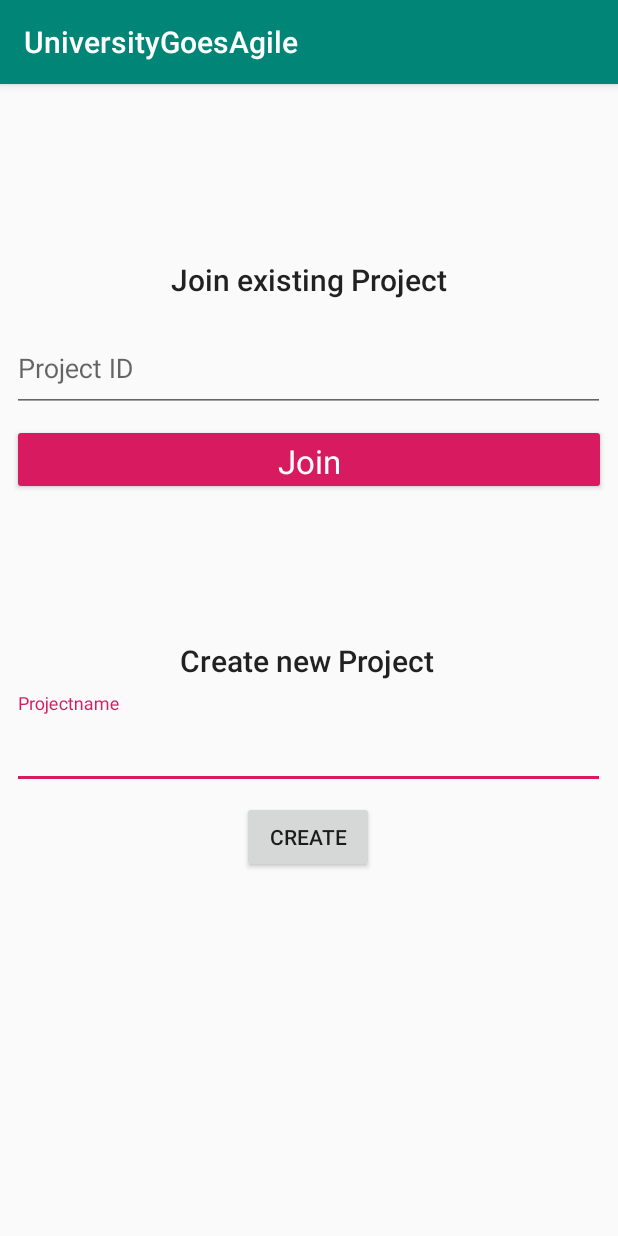
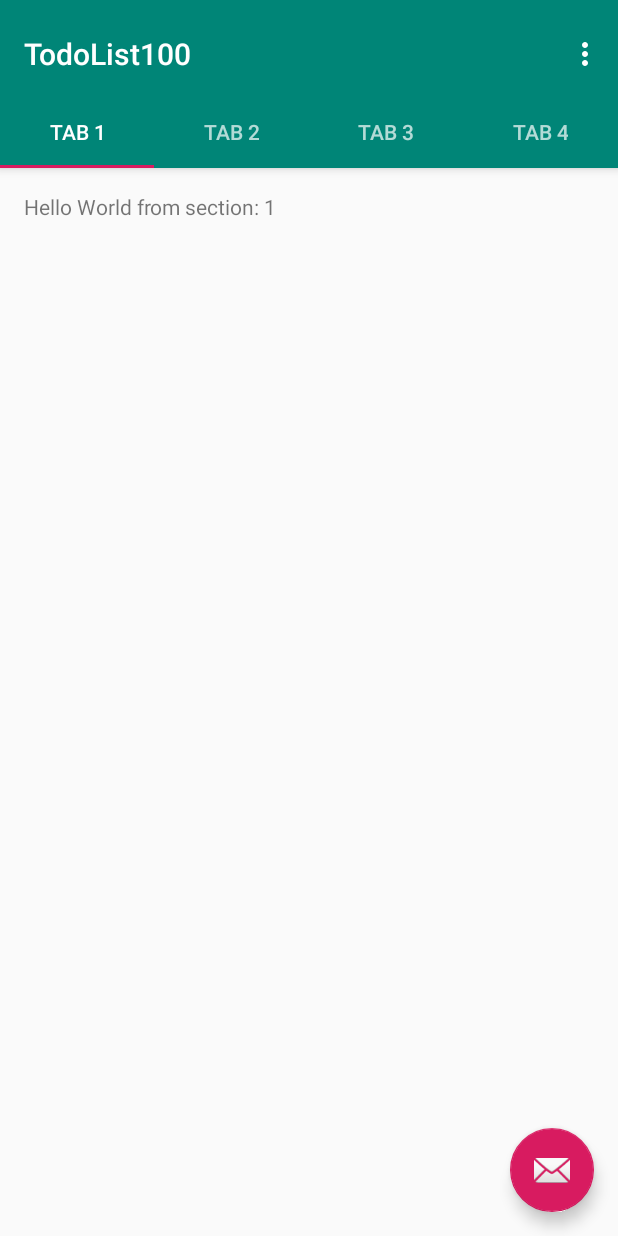
Before and after one commit to rchristoph/UniGoesAgile, an Android app: the screen it shows after launch once a user with an empty profile is signed in (ChooseProject before the commit, MainActivity after it), on a phone screen of 412 x 824 dp. Run offline under Robolectric (Android 15) with nearby library versions, the phone set to English and light mode, and no system bars; our stand-ins replace Firebase (no records; nobody signed in at launch, a user with empty details on screens opened directly).

Commit message:
Tabs angefangen

```diff
--- a/app/build.gradle
+++ b/app/build.gradle
@@ -29,6 +29,7 @@ dependencies {
     implementation 'com.android.support:appcompat-v7:26.1.0'
     implementation 'com.android.support.constraint:constraint-layout:1.1.3'
     implementation 'com.android.support:design:26.1.0'
+    implementation 'com.android.support:support-v4:26.1.0'
     testImplementation 'junit:junit:4.12'
     androidTestImplementation 'com.android.support.test:runner:1.0.2'
     androidTestImplementation 'com.android.support.test.espresso:espresso-core:3.0.2'
--- a/app/src/main/AndroidManifest.xml
+++ b/app/src/main/AndroidManifest.xml
@@ -13,6 +13,11 @@
             android:roundIcon="@mipmap/ic_launcher_round"
             android:supportsRtl="true"
             android:theme="@style/AppTheme">
+        <activity
+                android:name=".MainActivity"
+                android:label="@string/title_activity_main"
+                android:theme="@style/AppTheme.NoActionBar">
+        </activity>
         <activity android:name=".EditTask">
         </activity>
         <activity android:name=".ChooseProject">
--- /dev/null
+++ b/app/src/main/java/com/Info_DH/sgru_rchr/UniversityGoesAgile/BlankFragment.kt
@@ -0,0 +1,31 @@
+package com.Info_DH.sgru_rchr.UniversityGoesAgile
+
+
+import android.os.Bundle
+import android.support.v4.app.Fragment
+import android.view.LayoutInflater
+import android.view.View
+import android.view.ViewGroup
+
+
+// TODO: Rename parameter arguments, choose names that match
+// the fragment initialization parameters, e.g. ARG_ITEM_NUMBER
+private const val ARG_PARAM1 = "param1"
+private const val ARG_PARAM2 = "param2"
+
+/**
+ * A simple [Fragment] subclass.
+ *
+ */
+class BlankFragment : Fragment() {
+
+    override fun onCreateView(
+        inflater: LayoutInflater, container: ViewGroup?,
+        savedInstanceState: Bundle?
+    ): View? {
+        // Inflate the layout for this fragment
+        return inflater.inflate(R.layout.fragment_blank, container, false)
+    }
+
+
+}
--- a/app/src/main/java/com/Info_DH/sgru_rchr/UniversityGoesAgile/LoginActivity.kt
+++ b/app/src/main/java/com/Info_DH/sgru_rchr/UniversityGoesAgile/LoginActivity.kt
@@ -26,7 +26,7 @@ class LoginActivity : AppCompatActivity() {
 
 
         if (user != null) {
-            startActivity(Intent(this, ToDoActivity::class.java))
+            startActivity(Intent(this, MainActivity::class.java))
         } else {
             val loginBtn = findViewById<View>(R.id.loginBtn) as Button
             val registerTxt = findViewById<View>(R.id.regTxt) as TextView
@@ -53,7 +53,7 @@ class LoginActivity : AppCompatActivity() {
             this.mAuth.signInWithEmailAndPassword(email, password).addOnCompleteListener ( this, OnCompleteListener<AuthResult> { task ->
                 if (task.isSuccessful) {
 
-                    startActivity(Intent(this, ToDoActivity::class.java))
+                    startActivity(Intent(this, MainActivity::class.java))
                     Toast.makeText(this, "Successfully Logged in :)", Toast.LENGTH_LONG).show()
                 } else {
                     Toast.makeText(this, "Error Logging in :(", Toast.LENGTH_SHORT).show()
--- /dev/null
+++ b/app/src/main/java/com/Info_DH/sgru_rchr/UniversityGoesAgile/MainActivity.kt
@@ -0,0 +1,129 @@
+package com.Info_DH.sgru_rchr.UniversityGoesAgile
+
+import android.support.design.widget.TabLayout
+import android.support.design.widget.Snackbar
+import android.support.v7.app.AppCompatActivity
+
+import android.support.v4.app.Fragment
+import android.support.v4.app.FragmentManager
+import android.support.v4.app.FragmentPagerAdapter
+import android.support.v4.view.ViewPager
+import android.os.Bundle
+import android.view.LayoutInflater
+import android.view.Menu
+import android.view.MenuItem
+import android.view.View
+import android.view.ViewGroup
+
+import kotlinx.android.synthetic.main.activity_main.*
+import kotlinx.android.synthetic.main.fragment_main.view.*
+
+class MainActivity : AppCompatActivity() {
+
+    /**
+     * The [android.support.v4.view.PagerAdapter] that will provide
+     * fragments for each of the sections. We use a
+     * {@link FragmentPagerAdapter} derivative, which will keep every
+     * loaded fragment in memory. If this becomes too memory intensive, it
+     * may be best to switch to a
+     * [android.support.v4.app.FragmentStatePagerAdapter].
+     */
+    private var mSectionsPagerAdapter: SectionsPagerAdapter? = null
+
+    override fun onCreate(savedInstanceState: Bundle?) {
+        super.onCreate(savedInstanceState)
+        setContentView(R.layout.activity_main)
+
+        setSupportActionBar(toolbar)
+        // Create the adapter that will return a fragment for each of the three
+        // primary sections of the activity.
+        mSectionsPagerAdapter = SectionsPagerAdapter(supportFragmentManager)
+
+        // Set up the ViewPager with the sections adapter.
+        container.adapter = mSectionsPagerAdapter
+
+        container.addOnPageChangeListener(TabLayout.TabLayoutOnPageChangeListener(tabs))
+        tabs.addOnTabSelectedListener(TabLayout.ViewPagerOnTabSelectedListener(container))
+
+        fab.setOnClickListener { view ->
+            Snackbar.make(view, "Replace with your own action", Snackbar.LENGTH_LONG)
+                .setAction("Action", null).show()
+        }
+
+    }
+
+
+    override fun onCreateOptionsMenu(menu: Menu): Boolean {
+        // Inflate the menu; this adds items to the action bar if it is present.
+        menuInflater.inflate(R.menu.menu_swipe, menu)
+        return true
+    }
+
+    override fun onOptionsItemSelected(item: MenuItem): Boolean {
+        // Handle action bar item clicks here. The action bar will
+        // automatically handle clicks on the Home/Up button, so long
+        // as you specify a parent activity in AndroidManifest.xml.
+        val id = item.itemId
+
+        if (id == R.id.action_settings) {
+            return true
+        }
+
+        return super.onOptionsItemSelected(item)
+    }
+
+
+    /**
+     * A [FragmentPagerAdapter] that returns a fragment corresponding to
+     * one of the sections/tabs/pages.
+     */
+    inner class SectionsPagerAdapter(fm: FragmentManager) : FragmentPagerAdapter(fm) {
+
+        override fun getItem(position: Int): Fragment {
+            // getItem is called to instantiate the fragment for the given page.
+            // Return a PlaceholderFragment (defined as a static inner class below).
+            return PlaceholderFragment.newInstance(position + 1)
+
+        }
+
+        override fun getCount(): Int {
+            // Show 3 total pages.
+            return 4
+        }
+    }
+
+    /**
+     * A placeholder fragment containing a simple view.
+     */
+    class PlaceholderFragment : Fragment() {
+
+        override fun onCreateView(
+            inflater: LayoutInflater, container: ViewGroup?,
+            savedInstanceState: Bundle?
+        ): View? {
+            val rootView = inflater.inflate(R.layout.fragment_main, container, false)
+            rootView.section_label.text = getString(R.string.section_format, arguments?.getInt(ARG_SECTION_NUMBER))
+            return rootView
+        }
+
+        companion object {
+            /**
+             * The fragment argument representing the section number for this
+             * fragment.
+             */
+            private val ARG_SECTION_NUMBER = "section_number"
+
+            /**
+             * Returns a new instance of this fragment for the given section
+             * number.
+             */
+            fun newInstance(sectionNumber: Int): PlaceholderFragment {
+                val fragment = PlaceholderFragment()
+                val args = Bundle()
+                args.putInt(ARG_SECTION_NUMBER, sectionNumber)
+                fragment.arguments = args
+                return fragment
+            }
+        }
+    }
+}
--- a/app/src/main/java/com/Info_DH/sgru_rchr/UniversityGoesAgile/ToDoActivity.kt
+++ b/app/src/main/java/com/Info_DH/sgru_rchr/UniversityGoesAgile/ToDoActivity.kt
@@ -2,6 +2,7 @@ package com.Info_DH.sgru_rchr.UniversityGoesAgile
 
 import android.content.Intent
 import android.os.Bundle
+import android.support.v4.app.Fragment
 import android.support.v4.view.MenuItemCompat
 import android.support.v7.app.AppCompatActivity
 import android.support.v7.widget.Toolbar
@@ -18,7 +19,7 @@ import android.support.v7.widget.ShareActionProvider
 
 
 
-class ToDoActivity : AppCompatActivity(), TaskRowListener {
+class ToDoActivity  : AppCompatActivity(), TaskRowListener {
 
     lateinit var _db: DatabaseReference
     lateinit var _dbuser: DatabaseReference
--- /dev/null
+++ b/app/src/main/res/layout/activity_main.xml
@@ -0,0 +1,75 @@
+<?xml version="1.0" encoding="utf-8"?>
+<android.support.design.widget.CoordinatorLayout xmlns:android="http://schemas.android.com/apk/res/android"
+                                                 xmlns:tools="http://schemas.android.com/tools"
+                                                 xmlns:app="http://schemas.android.com/apk/res-auto"
+                                                 android:id="@+id/main_content"
+                                                 android:layout_width="match_parent"
+                                                 android:layout_height="match_parent"
+                                                 android:fitsSystemWindows="true"
+                                                 tools:context=".MainActivity">
+
+    <android.support.design.widget.AppBarLayout
+            android:id="@+id/appbar"
+            android:layout_width="match_parent"
+            android:layout_height="wrap_content"
+            android:paddingTop="@dimen/appbar_padding_top"
+            android:theme="@style/AppTheme.AppBarOverlay">
+
+        <android.support.v7.widget.Toolbar
+                android:id="@+id/toolbar"
+                app:title="@string/app_name"
+                android:layout_width="match_parent"
+                android:layout_height="?attr/actionBarSize"
+                android:layout_weight="1"
+                android:background="?attr/colorPrimary"
+                app:popupTheme="@style/AppTheme.PopupOverlay"
+                app:layout_scrollFlags="scroll|enterAlways">
+
+        </android.support.v7.widget.Toolbar>
+
+        <android.support.design.widget.TabLayout
+                android:id="@+id/tabs"
+                android:layout_width="match_parent"
+                android:layout_height="wrap_content">
+
+            <android.support.design.widget.TabItem
+                    android:id="@+id/tabItem"
+                    android:layout_width="wrap_content"
+                    android:layout_height="wrap_content"
+                    android:text="@string/tab_text_1"/>
+
+            <android.support.design.widget.TabItem
+                    android:id="@+id/tabItem2"
+                    android:layout_width="wrap_content"
+                    android:layout_height="wrap_content"
+                    android:text="@string/tab_text_2"/>
+
+            <android.support.design.widget.TabItem
+                    android:id="@+id/tabItem3"
+                    android:layout_width="wrap_content"
+                    android:layout_height="wrap_content"
+                    android:text="@string/tab_text_3"/>
+            <android.support.design.widget.TabItem
+                    android:id="@+id/tabItem4"
+                    android:layout_width="wrap_content"
+                    android:layout_height="wrap_content"
+                    android:text="Tab 4"/>
+
+        </android.support.design.widget.TabLayout>
+    </android.support.design.widget.AppBarLayout>
+
+    <android.support.v4.view.ViewPager
+            android:id="@+id/container"
+            android:layout_width="match_parent"
+            android:layout_height="match_parent"
+            app:layout_behavior="@string/appbar_scrolling_view_behavior"/>
+
+    <android.support.design.widget.FloatingActionButton
+            android:id="@+id/fab"
+            android:layout_width="wrap_content"
+            android:layout_height="wrap_content"
+            android:layout_gravity="end|bottom"
+            android:layout_margin="@dimen/fab_margin"
+            app:srcCompat="@android:drawable/ic_dialog_email"/>
+
+</android.support.design.widget.CoordinatorLayout>
--- /dev/null
+++ b/app/src/main/res/layout/fragment_blank.xml
@@ -0,0 +1,14 @@
+<?xml version="1.0" encoding="utf-8"?>
+<FrameLayout xmlns:android="http://schemas.android.com/apk/res/android"
+             xmlns:tools="http://schemas.android.com/tools"
+             android:layout_width="match_parent"
+             android:layout_height="match_parent"
+             tools:context=".BlankFragment">
+
+    <!-- TODO: Update blank fragment layout -->
+    <TextView
+            android:layout_width="match_parent"
+            android:layout_height="match_parent"
+            android:text="@string/hello_blank_fragment"/>
+
+</FrameLayout>
--- /dev/null
+++ b/app/src/main/res/layout/fragment_main.xml
@@ -0,0 +1,23 @@
+<?xml version="1.0" encoding="utf-8"?>
+<android.support.constraint.ConstraintLayout xmlns:android="http://schemas.android.com/apk/res/android"
+                                             xmlns:app="http://schemas.android.com/apk/res-auto"
+                                             xmlns:tools="http://schemas.android.com/tools"
+                                             android:id="@+id/constraintLayout"
+                                             android:layout_width="match_parent"
+                                             android:layout_height="match_parent"
+                                             tools:context=".MainActivity$PlaceholderFragment">
+
+    <TextView
+            android:id="@+id/section_label"
+            android:layout_width="wrap_content"
+            android:layout_height="wrap_content"
+            tools:layout_constraintTop_creator="1"
+            android:layout_marginStart="@dimen/activity_horizontal_margin"
+            android:layout_marginEnd="@dimen/activity_horizontal_margin"
+            android:layout_marginTop="@dimen/activity_vertical_margin"
+            android:layout_marginBottom="@dimen/activity_vertical_margin"
+            tools:layout_constraintLeft_creator="1"
+            app:layout_constraintLeft_toLeftOf="parent"
+            app:layout_constraintTop_toTopOf="@+id/constraintLayout"/>
+
+</android.support.constraint.ConstraintLayout>
--- /dev/null
+++ b/app/src/main/res/menu/menu_swipe.xml
@@ -0,0 +1,9 @@
+<menu xmlns:android="http://schemas.android.com/apk/res/android"
+      xmlns:app="http://schemas.android.com/apk/res-auto"
+      xmlns:tools="http://schemas.android.com/tools"
+      tools:context="com.Info_DH.sgru_rchr.UniversityGoesAgile.MainActivity">
+    <item android:id="@+id/action_settings"
+          android:title="@string/action_settings"
+          android:orderInCategory="100"
+          app:showAsAction="never"/>
+</menu>
--- /dev/null
+++ b/app/src/main/res/values-w820dp/dimens.xml
@@ -0,0 +1,6 @@
+<resources>
+    <!-- Example customization of dimensions originally defined in res/values/dimens.xml
+         (such as screen margins) for screens with more than 820dp of available width. This
+         would include 7" and 10" devices in landscape (~960dp and ~1280dp respectively). -->
+    <dimen name="activity_horizontal_margin">64dp</dimen>
+</resources>
--- a/app/src/main/res/values/dimens.xml
+++ b/app/src/main/res/values/dimens.xml
@@ -1,3 +1,7 @@
 <resources>
     <dimen name="fab_margin">16dp</dimen>
+    <!-- Default screen margins, per the Android Design guidelines. -->
+    <dimen name="activity_horizontal_margin">16dp</dimen>
+    <dimen name="activity_vertical_margin">16dp</dimen>
+    <dimen name="appbar_padding_top">8dp</dimen>
 </resources>
--- a/app/src/main/res/values/strings.xml
+++ b/app/src/main/res/values/strings.xml
@@ -4,4 +4,13 @@
     <string name="title_activity_timeline">Timeline</string>
     <string name="title_activity_register">register</string>
     <string name="title_activity_login">LoginActivity</string>
+    <string name="title_activity_main">MainActivity</string>
+    <string name="tab_text_1">Tab 1</string>
+    <string name="tab_text_2">Tab 2</string>
+    <string name="tab_text_3">Tab 3</string>
+    <string name="tab_text_4">Tab 3</string>
+    <string name="section_format">Hello World from section: %1$d</string>
+
+    <!-- TODO: Remove or change this placeholder text -->
+    <string name="hello_blank_fragment">Hello blank fragment</string>
 </resources>
```
